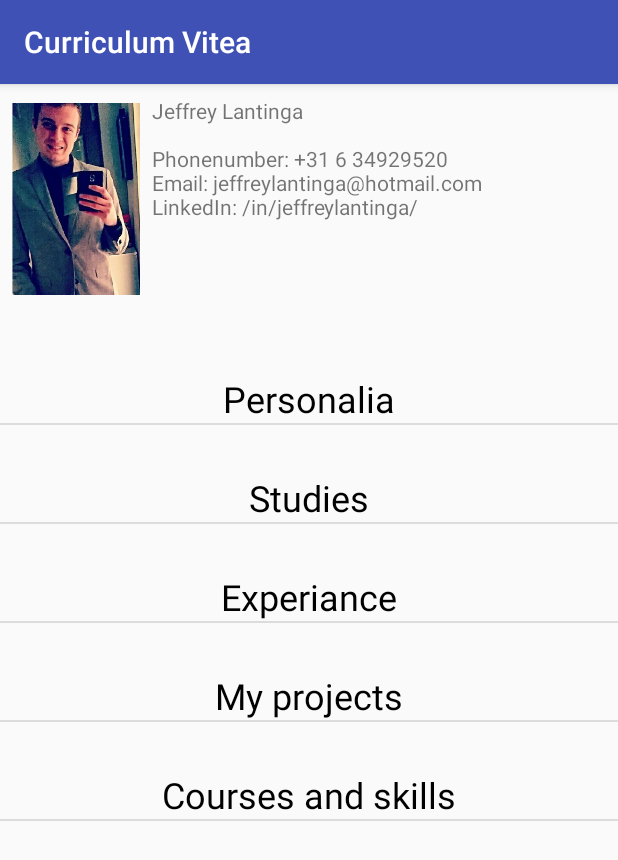
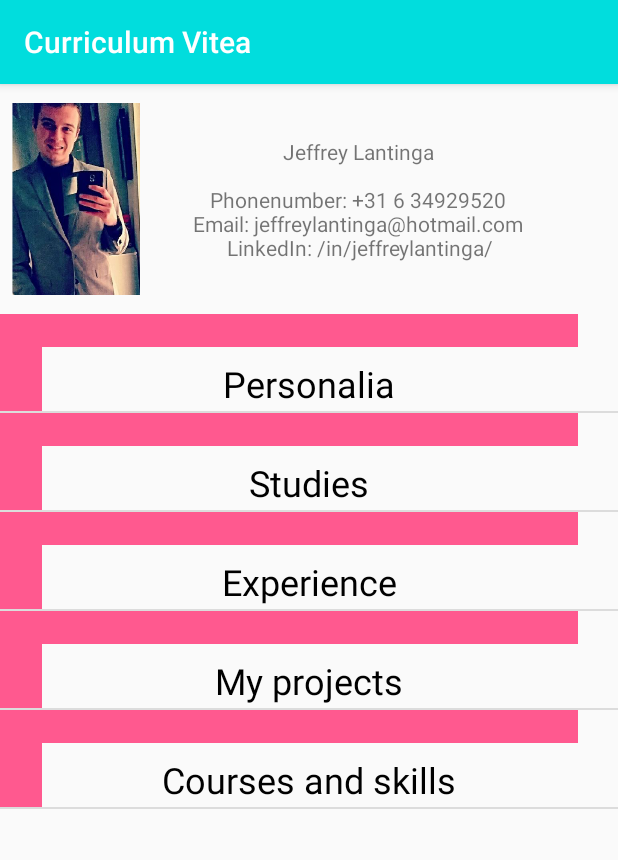
Before and after one commit to jeffason1997/CV_App, an Android app: the screen it shows after launch (IntroductionScreen before the commit, MainActivity after it), on a phone screen of 412 x 824 dp. Shown: the top 860 px of the screen. Run offline under Robolectric (Android 15) with nearby library versions, the phone set to English and light mode, and no system bars.

Commit message:
made some shit

```diff
--- a/MyApplication/app/src/main/AndroidManifest.xml
+++ b/MyApplication/app/src/main/AndroidManifest.xml
@@ -9,14 +9,15 @@
         android:roundIcon="@mipmap/ic_launcher_round"
         android:supportsRtl="true"
         android:theme="@style/AppTheme">
-        <activity android:name=".IntroductionScreen">
+        <activity android:name=".MainActivity">
             <intent-filter>
                 <action android:name="android.intent.action.MAIN" />
 
                 <category android:name="android.intent.category.LAUNCHER" />
             </intent-filter>
         </activity>
-        <activity android:name=".SubMenuScreen"></activity>
+        <activity android:name=".SubMenuActivity"></activity>
+        <activity android:name=".ProjectActivity"></activity>
     </application>
 
 </manifest>
--- a/MyApplication/app/src/main/java/com/lantinga/cv_application/IntroductionScreen.java
+++ b/MyApplication/app/src/main/java/com/lantinga/cv_application/MainActivity.java
@@ -1,7 +1,6 @@
 package com.lantinga.cv_application;
 
 import android.content.Intent;
-import android.os.Parcelable;
 import android.support.v7.app.AppCompatActivity;
 import android.os.Bundle;
 import android.view.View;
@@ -13,10 +12,9 @@ import android.widget.ListView;
 import com.lantinga.cv_application.Objects.ListItem;
 import com.lantinga.cv_application.Objects.SubPages;
 
-import java.io.Serializable;
 import java.util.ArrayList;
 
-public class IntroductionScreen extends AppCompatActivity implements AdapterView.OnItemClickListener {
+public class MainActivity extends AppCompatActivity implements AdapterView.OnItemClickListener {
 
     ArrayList<ListItem> pages = new ArrayList<>();
     ListView listView;
@@ -25,7 +23,7 @@ public class IntroductionScreen extends AppCompatActivity implements AdapterView
     @Override
     protected void onCreate(Bundle savedInstanceState) {
         super.onCreate(savedInstanceState);
-        setContentView(R.layout.activity_introduction_screen);
+        setContentView(R.layout.activity_main);
 
         WhenStart whenStart = new WhenStart();
         pages = whenStart.getPages();
@@ -41,9 +39,9 @@ public class IntroductionScreen extends AppCompatActivity implements AdapterView
 
     @Override
     public void onItemClick(AdapterView<?> adapterView, View view, int i, long l) {
-
+        System.out.println(i);
         SubPages page = (SubPages) pages.get(i);
-        Intent intent = new Intent(getApplicationContext(),SubMenuScreen.class);
+        Intent intent = new Intent(getApplicationContext(),SubMenuActivity.class);
         intent.putExtra("SUB_PAGE",page);
         startActivity(intent);
     }
--- /dev/null
+++ b/MyApplication/app/src/main/java/com/lantinga/cv_application/Objects/Project.java
@@ -0,0 +1,13 @@
+package com.lantinga.cv_application.Objects;
+
+
+/**
+ * Created by Jeffrey on 11-6-2017.
+ */
+
+public class Project extends ListItem {
+
+    public Project(int name) {
+        super(name);
+    }
+}
--- a/MyApplication/app/src/main/java/com/lantinga/cv_application/WhenStart.java
+++ b/MyApplication/app/src/main/java/com/lantinga/cv_application/WhenStart.java
@@ -1,6 +1,8 @@
 package com.lantinga.cv_application;
 
+import com.lantinga.cv_application.Objects.Experience;
 import com.lantinga.cv_application.Objects.ListItem;
+import com.lantinga.cv_application.Objects.Project;
 import com.lantinga.cv_application.Objects.Study;
 import com.lantinga.cv_application.Objects.SubPages;
 
@@ -14,10 +16,22 @@ public class WhenStart {
 
     ArrayList<ListItem> pages = new ArrayList<>();
     ArrayList<ListItem> studies = new ArrayList<>();
+    ArrayList<ListItem> experiences = new ArrayList<>();
+    ArrayList<ListItem> projects = new ArrayList<>();
 
     public WhenStart(){
         studies.add(new Study(R.string.Mavo));
         studies.add(new Study(R.string.Havo));
+
+//        experiences.add(new Experience());
+//        experiences.add(new Experience());
+
+
+        projects.add(new Project(R.string.WeerStation));
+        projects.add(new Project(R.string.FestivalPlanner));
+        projects.add(new Project(R.string.KidSecure));
+        projects.add(new Project(R.string.CVApp));
+        projects.add(new Project(R.string.VacationApp));
 
 
 
@@ -26,8 +40,8 @@ public class WhenStart {
 
         pages.add(new SubPages(R.string.Personalia));
         pages.add(new SubPages(R.string.Studies,studies));
-        pages.add(new SubPages(R.string.Experiance));
-        pages.add(new SubPages(R.string.Pojects));
+        pages.add(new SubPages(R.string.Experience,experiences));
+        pages.add(new SubPages(R.string.Pojects,projects));
         pages.add(new SubPages(R.string.CoursAndSkill));
     }
 
--- a/MyApplication/app/src/main/res/layout/activity_introduction_screen.xml
+++ b/MyApplication/app/src/main/res/layout/activity_main.xml
@@ -20,13 +20,16 @@
     <TextView
         android:id="@+id/infoOfJeff"
         android:layout_width="277dp"
-        android:layout_height="137dp"
+        android:layout_height="wrap_content"
+        android:layout_marginBottom="0dp"
         android:layout_marginLeft="14dp"
         android:layout_marginStart="8dp"
-        android:layout_marginTop="8dp"
+        android:layout_marginTop="0dp"
         android:text="@string/ContactGegevens"
+        android:textAlignment="center"
+        app:layout_constraintBottom_toBottomOf="@+id/picOfJeff"
         app:layout_constraintLeft_toRightOf="@+id/picOfJeff"
-        app:layout_constraintTop_toTopOf="parent" />
+        app:layout_constraintTop_toTopOf="@+id/picOfJeff" />
 
     <ListView
         android:id="@+id/allMenus"
@@ -35,12 +38,11 @@
         android:layout_marginBottom="0dp"
         android:layout_marginLeft="0dp"
         android:layout_marginRight="0dp"
-        android:layout_marginTop="16dp"
         app:layout_constraintBottom_toBottomOf="parent"
         app:layout_constraintHorizontal_bias="0.0"
         app:layout_constraintLeft_toLeftOf="parent"
         app:layout_constraintRight_toRightOf="parent"
-        app:layout_constraintTop_toBottomOf="@+id/infoOfJeff"
-        app:layout_constraintVertical_bias="0.0" />
+        android:layout_marginTop="8dp"
+        app:layout_constraintTop_toBottomOf="@+id/picOfJeff" />
 
 </android.support.constraint.ConstraintLayout>
--- a/MyApplication/app/src/main/res/layout/rows_listview.xml
+++ b/MyApplication/app/src/main/res/layout/rows_listview.xml
@@ -12,12 +12,39 @@
         android:layout_height="wrap_content"
         android:layout_marginLeft="8dp"
         android:layout_marginRight="8dp"
-        android:layout_marginTop="32dp"
         android:text="TextView"
         android:textColor="@android:color/black"
         android:textSize="24sp"
         app:layout_constraintLeft_toLeftOf="parent"
         app:layout_constraintRight_toRightOf="parent"
+        app:layout_constraintHorizontal_bias="0.501"
+        android:layout_marginTop="8dp"
+        app:layout_constraintTop_toBottomOf="@+id/textView" />
+
+    <TextView
+        android:id="@+id/textView"
+        android:layout_width="385dp"
+        android:layout_height="22dp"
+        android:background="@color/colorAccent"
+        android:layout_marginLeft="0dp"
+        app:layout_constraintLeft_toLeftOf="parent"
+        android:layout_marginRight="0dp"
+        app:layout_constraintRight_toRightOf="parent"
+        app:layout_constraintHorizontal_bias="0.0"
         app:layout_constraintTop_toTopOf="parent"
-        app:layout_constraintHorizontal_bias="0.501" />
+        android:layout_marginTop="0dp" />
+
+    <TextView
+        android:id="@+id/textView2"
+        android:layout_width="28dp"
+        android:layout_height="44dp"
+        android:background="@color/colorAccent"
+        android:layout_marginLeft="0dp"
+        app:layout_constraintLeft_toLeftOf="parent"
+        android:layout_marginTop="0dp"
+        app:layout_constraintTop_toBottomOf="@+id/textView"
+        app:layout_constraintBottom_toBottomOf="@+id/listviewName"
+        android:layout_marginBottom="0dp"
+        tools:layout_editor_absoluteY="15dp"
+        android:layout_marginRight="8dp" />
 </android.support.constraint.ConstraintLayout>
--- a/MyApplication/app/src/main/res/values/colors.xml
+++ b/MyApplication/app/src/main/res/values/colors.xml
@@ -1,6 +1,6 @@
 <?xml version="1.0" encoding="utf-8"?>
 <resources>
-    <color name="colorPrimary">#3F51B5</color>
-    <color name="colorPrimaryDark">#303F9F</color>
-    <color name="colorAccent">#FF4081</color>
+    <color name="colorPrimary">#01dddd</color>
+    <color name="colorPrimaryDark">#00bfaf</color>
+    <color name="colorAccent">#FF598f</color>
 </resources>
--- a/MyApplication/app/src/main/res/values/strings.xml
+++ b/MyApplication/app/src/main/res/values/strings.xml
@@ -6,11 +6,16 @@
         \nLinkedIn: /in/jeffreylantinga/</string>
     <string name="Personalia">Personalia</string>
     <string name="Studies">Studies</string>
-    <string name="Experiance">Experiance</string>
+    <string name="Experience">Experience</string>
     <string name="Pojects">My projects</string>
     <string name="CoursAndSkill">Courses and skills</string>
     <string name="Havo">Havo</string>
     <string name="Mavo">Mavo</string>
+    <string name="WeerStation">WheaterStation</string>
+    <string name="FestivalPlanner">2D Festival Simulation</string>
+    <string name="KidSecure">KidSecure Android App</string>
+    <string name="VacationApp">Vacation Android App</string>
+    <string name="CVApp">CV Android App</string>
 
 
 </resources>
```
Also changed, not shown: MyApplication/app/src/main/java/com/lantinga/cv_application/Objects/Experience.java (added, +11 -0 lines), MyApplication/app/src/main/java/com/lantinga/cv_application/ProjectActivity.java (added, +31 -0 lines), MyApplication/app/src/main/java/com/lantinga/cv_application/SubMenuActivity.java (renamed from MyApplication/app/src/main/java/com/lantinga/cv_application/SubMenuScreen.java, +14 -8 lines), MyApplication/app/src/main/res/layout/activity_submenu.xml (added, +37 -0 lines), MyApplication/app/src/main/res/layout/activity_submenu_screen.xml (deleted, +0 -43 lines), 1 other file.
